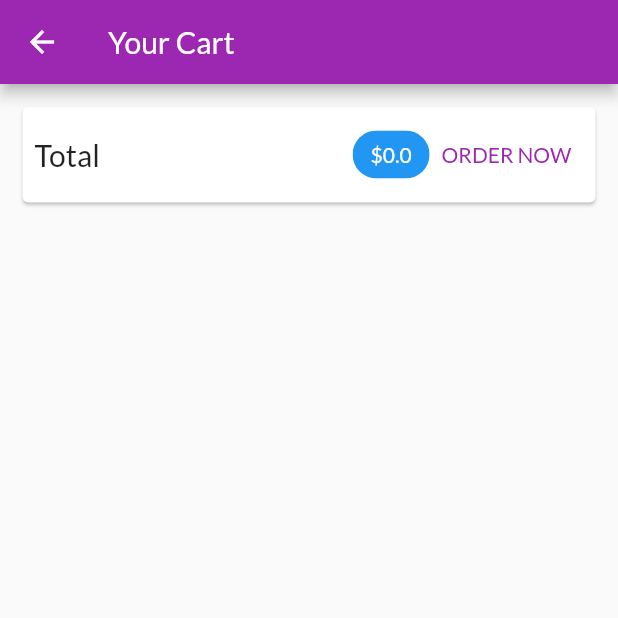
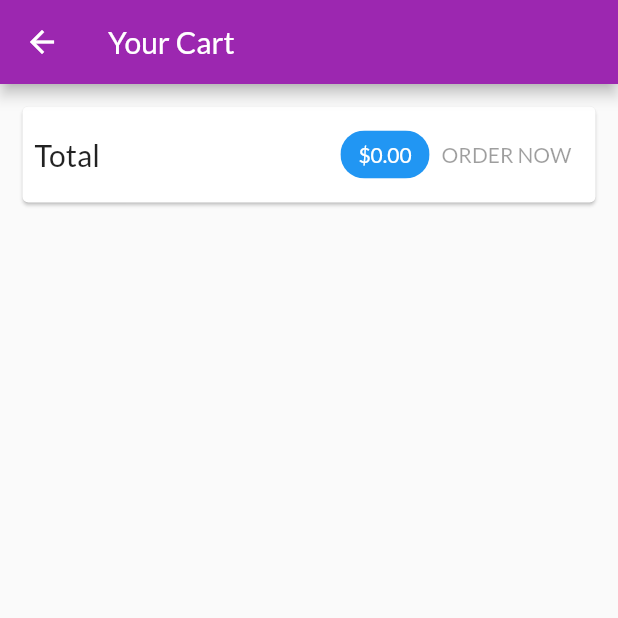
Before and after one commit to JeanBayer/app_shop, a Flutter app: the CartScreen screen opened by its route, on a phone screen of 412 x 824 dp, the top half of it. Run offline on Flutter 3.47's test engine with Material 2 defaults, Android fonts, the phone set to English and light mode, and no system bars; network calls fail.

Commit message:
added orders with firebase

```diff
--- a/lib/screens/cart_screen.dart
+++ b/lib/screens/cart_screen.dart
@@ -33,7 +33,7 @@
                   const Spacer(),
                   Chip(
                     label: Text(
-                      '\$${cart.totalAmount}',
+                      '\$${cart.totalAmount.toStringAsFixed(2)}',
                       style: TextStyle(
                         color:
                             Theme.of(context).primaryTextTheme.bodyText2?.color,
@@ -41,14 +41,7 @@
                     ),
                     backgroundColor: Theme.of(context).primaryColor,
                   ),
-                  TextButton(
-                    child: const Text('ORDER NOW'),
-                    onPressed: () {
-                      Provider.of<Orders>(context, listen: false).addOrder(
-                          cart.items!.values.toList(), cart.totalAmount);
-                      cart.clear();
-                    },
-                  )
+                  OrderButton(cart: cart),
                 ],
               ),
             ),
@@ -71,3 +64,40 @@
     );
   }
 }
+
+class OrderButton extends StatefulWidget {
+  const OrderButton({
+    Key? key,
+    required this.cart,
+  }) : super(key: key);
+
+  final Cart cart;
+
+  @override
+  State<OrderButton> createState() => _OrderButtonState();
+}
+
+class _OrderButtonState extends State<OrderButton> {
+  var _isLoading = false;
+  @override
+  Widget build(BuildContext context) {
+    return TextButton(
+      child: _isLoading
+          ? const CircularProgressIndicator()
+          : const Text('ORDER NOW'),
+      onPressed: (widget.cart.totalAmount <= 0 || _isLoading)
+          ? null
+          : () async {
+              setState(() {
+                _isLoading = true;
+              });
+              await Provider.of<Orders>(context, listen: false).addOrder(
+                  widget.cart.items!.values.toList(), widget.cart.totalAmount);
+              setState(() {
+                _isLoading = false;
+              });
+              widget.cart.clear();
+            },
+    );
+  }
+}
```
Also changed, not shown: lib/providers/orders.dart (+27 -3 lines).
